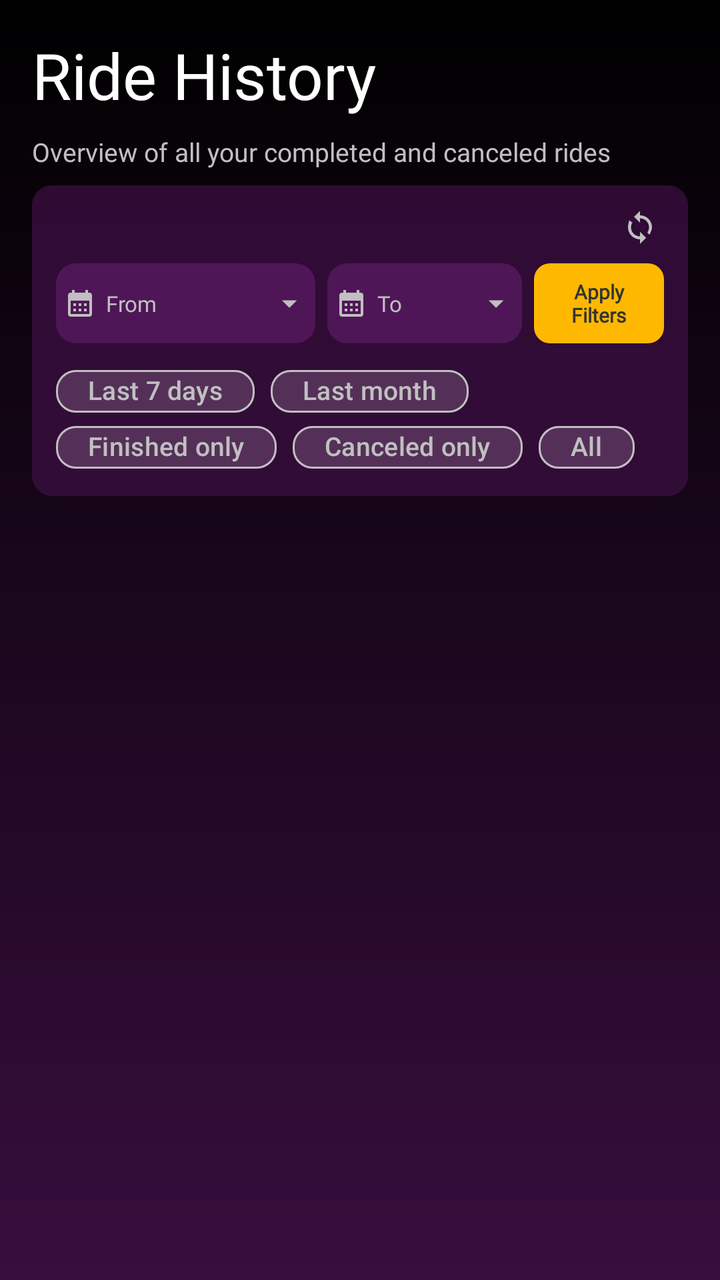
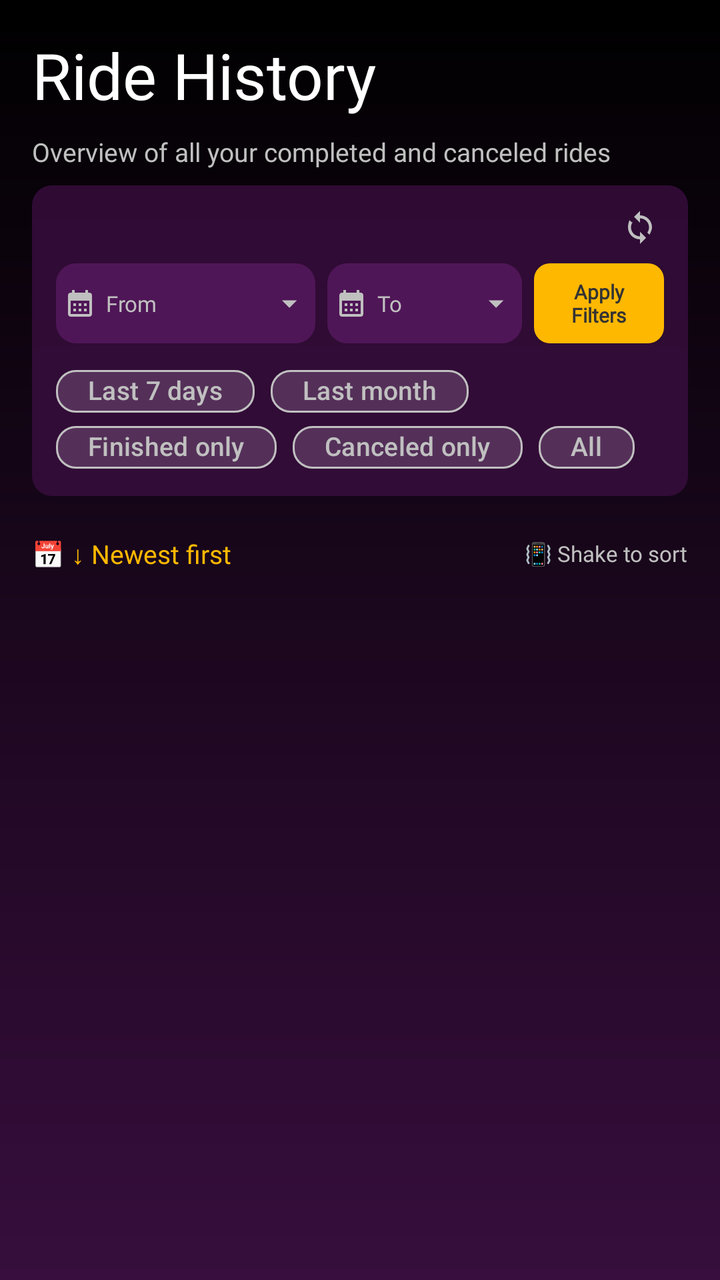

Compare the two renders of this Android layout. The source of the first and the diff that turns it into the second are given below.
<!-- AndroidManifest.xml: application theme Theme.UberProject -->
<!-- res/layout/fragment_user_ride_history.xml -->
<?xml version="1.0" encoding="utf-8"?>
<androidx.coordinatorlayout.widget.CoordinatorLayout
    xmlns:android="http://schemas.android.com/apk/res/android"
    xmlns:app="http://schemas.android.com/apk/res-auto"
    android:layout_width="match_parent"
    android:layout_height="match_parent"
    android:background="@drawable/background_gradient">

    
    <LinearLayout
        android:layout_width="match_parent"
        android:layout_height="match_parent"
        android:orientation="vertical"
        android:padding="16dp"
        app:layout_behavior="@string/appbar_scrolling_view_behavior">

        
        <TextView
            android:id="@+id/ride_history_heading"
            android:layout_width="match_parent"
            android:layout_height="wrap_content"
            android:fontFamily="@font/montserrat_semibold_font"
            android:text="@string/ride_history_heading"
            android:textColor="@color/text_white"
            android:textSize="32sp" />

        <TextView
            android:id="@+id/ride_history_text_overview"
            android:layout_width="match_parent"
            android:layout_height="wrap_content"
            android:layout_marginTop="8dp"
            android:layout_marginBottom="8dp"
            android:fontFamily="@font/montserrat_regular_font"
            android:text="@string/ride_history_text_overview"
            android:textColor="@color/text_gray"
            android:textSize="13sp" />

        
        <LinearLayout
            android:layout_width="match_parent"
            android:layout_height="wrap_content"
            android:layout_marginBottom="12dp"
            android:background="@drawable/bg_purple_dark_tint"
            android:orientation="vertical"
            android:padding="12dp">

            <ImageView
                android:id="@+id/btnResetIcon"
                android:layout_width="24dp"
                android:layout_height="24dp"
                android:layout_gravity="end|top"
                android:src="@drawable/ic_clear"
                android:paddingBottom="6dp"
                android:layout_marginBottom="3dp"
                android:contentDescription="Reset filters"
                app:tint="@color/text_gray"
                android:clickable="true"
                android:focusable="true"/>

            
            <LinearLayout
                android:layout_width="match_parent"
                android:layout_height="wrap_content"
                android:orientation="horizontal"
                android:weightSum="9">

                
                <LinearLayout
                    android:id="@+id/fromLayout"
                    android:layout_width="0dp"
                    android:layout_height="40dp"
                    android:layout_marginEnd="6dp"
                    android:layout_weight="4"
                    android:background="@drawable/bg_purple_tint"
                    android:clipToPadding="false"
                    android:gravity="center_vertical"
                    android:orientation="horizontal"
                    android:padding="4dp">

                    <ImageView
                        android:layout_width="16dp"
                        android:layout_height="16dp"
                        android:layout_marginEnd="3dp"
                        android:src="@drawable/ic_calendar"
                        android:contentDescription="From date"
                        app:tint="@color/text_gray" />

                    <AutoCompleteTextView
                        android:id="@+id/etFromDate"
                        android:layout_width="0dp"
                        android:layout_height="wrap_content"
                        android:layout_weight="1"
                        android:paddingStart="2dp"
                        android:background="?attr/selectableItemBackground"
                        android:drawableEnd="@drawable/ic_dropdown_arrow"
                        android:drawableTint="@color/text_gray"
                        android:focusable="false"
                        android:clickable="true"
                        android:inputType="textMultiLine"
                        android:maxLines="2"
                        android:fontFamily="@font/montserrat_regular_font"
                        android:hint="From"
                        android:textColor="@color/text_white"
                        android:textColorHint="@color/text_gray"
                        android:textSize="11sp" />
                </LinearLayout>

                
                <LinearLayout
                    android:id="@+id/toLayout"
                    android:layout_width="0dp"
                    android:layout_height="40dp"
                    android:layout_marginEnd="6dp"
                    android:layout_weight="3"
                    android:background="@drawable/bg_purple_tint"
                    android:clipToPadding="false"
                    android:gravity="center_vertical"
                    android:orientation="horizontal"
                    android:padding="4dp">

                    <ImageView
                        android:layout_width="16dp"
                        android:layout_height="16dp"
                        android:layout_marginEnd="3dp"
                        android:src="@drawable/ic_calendar"
                        android:contentDescription="To date"
                        app:tint="@color/text_gray" />

                    <AutoCompleteTextView
                        android:id="@+id/etToDate"
                        android:layout_width="0dp"
                        android:layout_height="wrap_content"
                        android:layout_weight="1"
                        android:paddingStart="2dp"
                        android:background="?attr/selectableItemBackground"
                        android:drawableEnd="@drawable/ic_dropdown_arrow"
                        android:drawableTint="@color/text_gray"
                        android:focusable="false"
                        android:clickable="true"
                        android:inputType="textMultiLine"
                        android:maxLines="2"
                        android:fontFamily="@font/montserrat_regular_font"
                        android:hint="To"
                        android:textColor="@color/text_white"
                        android:textColorHint="@color/text_gray"
                        android:textSize="11sp" />
                </LinearLayout>

                
                <androidx.appcompat.widget.AppCompatButton
                    android:id="@+id/btnApplyFilters"
                    android:layout_width="0dp"
                    android:layout_height="40dp"
                    android:layout_weight="2"
                    android:background="@drawable/confirm_button_background"
                    android:fontFamily="@font/montserrat_semibold_font"
                    android:padding="4dp"
                    android:text="Apply\nFilters"
                    android:textAllCaps="false"
                    android:textColor="@color/text_dark"
                    android:textSize="10sp"
                    android:textStyle="bold"
                    android:layout_gravity="center_vertical"/>
            </LinearLayout>

            
            <com.google.android.material.chip.ChipGroup
                android:id="@+id/chipGroup"
                android:layout_width="match_parent"
                android:layout_height="wrap_content"
                android:layout_marginBottom="-12dp"
                app:chipSpacingVertical="-20dp"
                app:singleSelection="true">

                <com.google.android.material.chip.Chip
                    android:id="@+id/chipLast7Days"
                    android:layout_width="wrap_content"
                    android:layout_height="wrap_content"
                    android:fontFamily="@font/montserrat_semibold_font"
                    android:text="Last 7 days"
                    android:textColor="@color/chip_text_selector"
                    app:chipBackgroundColor="@color/chip_background_selector"
                    android:textSize="13sp"
                    app:chipCornerRadius="10sp"
                    app:chipMinHeight="21dp"
                    app:chipStrokeColor="@color/chip_stroke_selector" />

                <com.google.android.material.chip.Chip
                    android:id="@+id/chipLastMonth"
                    android:layout_width="wrap_content"
                    android:layout_height="wrap_content"
                    android:fontFamily="@font/montserrat_light_font"
                    android:text="Last month"
                    android:textColor="@color/chip_text_selector"
                    app:chipBackgroundColor="@color/chip_background_selector"
                    android:textSize="13sp"
                    app:chipCornerRadius="10sp"
                    app:chipMinHeight="21dp"
                    app:chipStrokeColor="@color/chip_stroke_selector"/>

                <com.google.android.material.chip.Chip
                    android:id="@+id/chipCompletedOnly"
                    android:layout_width="wrap_content"
                    android:layout_height="wrap_content"
                    android:fontFamily="@font/montserrat_light_font"
                    android:text="Finished only"
                    android:textColor="@color/chip_text_selector"
                    app:chipBackgroundColor="@color/chip_background_selector"
                    android:textSize="13sp"
                    app:chipCornerRadius="10sp"
                    app:chipMinHeight="21dp"
                    app:chipStrokeColor="@color/chip_stroke_selector"/>

                <com.google.android.material.chip.Chip
                    android:id="@+id/chipCanceledOnly"
                    android:layout_width="wrap_content"
                    android:layout_height="wrap_content"
                    android:fontFamily="@font/montserrat_light_font"
                    android:text="Canceled only"
                    android:textColor="@color/chip_text_selector"
                    app:chipBackgroundColor="@color/chip_background_selector"
                    android:textSize="13sp"
                    app:chipCornerRadius="10sp"
                    app:chipMinHeight="21dp"
                    app:chipStrokeColor="@color/chip_stroke_selector"/>

                <com.google.android.material.chip.Chip
                    android:id="@+id/chipAll"
                    android:layout_width="wrap_content"
                    android:layout_height="wrap_content"
                    android:fontFamily="@font/montserrat_light_font"
                    android:text="All"
                    android:textColor="@color/chip_text_selector"
                    app:chipBackgroundColor="@color/chip_background_selector"
                    android:textSize="13sp"
                    app:chipCornerRadius="10sp"
                    app:chipMinHeight="21dp"
                    app:chipStrokeColor="@color/chip_stroke_selector"/>

            </com.google.android.material.chip.ChipGroup>

        </LinearLayout>

        
        <androidx.recyclerview.widget.RecyclerView
            android:id="@+id/ridesRecyclerView"
            android:layout_width="match_parent"
            android:layout_height="0dp"
            android:layout_weight="1"
            android:paddingTop="16dp" />
    </LinearLayout>

</androidx.coordinatorlayout.widget.CoordinatorLayout>
<!-- resources referenced by this layout -->
<resources>
  <color name="text_dark">#333333</color>
  <color name="text_gray">#C0C0C0</color>
  <color name="text_white">#FFFFFF</color>
  <!-- drawable background_gradient (drawable) -->
  <?xml version="1.0" encoding="utf-8"?>
  <shape xmlns:android="http://schemas.android.com/apk/res/android">
      <gradient
          android:type="linear"
          android:angle="90"
          android:startColor="@color/purple_main"
          android:endColor="@color/black" />
  </shape>
  <!-- drawable bg_purple_dark_tint (drawable) -->
  <?xml version="1.0" encoding="utf-8"?>
  <shape xmlns:android="http://schemas.android.com/apk/res/android"
      android:shape="rectangle">
  
      <solid android:color="@color/purple_dark_tint"/>
  
      <corners android:topLeftRadius="10dp"
          android:topRightRadius="10dp"
          android:bottomLeftRadius="10dp"
          android:bottomRightRadius="10dp"/>
  </shape>
  <!-- drawable bg_purple_tint (drawable) -->
  <?xml version="1.0" encoding="utf-8"?>
  <shape xmlns:android="http://schemas.android.com/apk/res/android"
      android:shape="rectangle">
  
      <solid android:color="@color/purple_tint"/>
  
      <corners android:topLeftRadius="10dp"
          android:topRightRadius="10dp"
          android:bottomLeftRadius="10dp"
          android:bottomRightRadius="10dp"/>
  </shape>
  <!-- drawable confirm_button_background (drawable) -->
  <?xml version="1.0" encoding="utf-8"?>
  <selector xmlns:android="http://schemas.android.com/apk/res/android">
      <item>
          <shape android:shape="rectangle">
              <solid android:color="@color/yellow" />
              <corners android:radius="8dp" />
          </shape>
      </item>
  </selector>
  <!-- drawable ic_calendar (drawable) -->
  <vector xmlns:android="http://schemas.android.com/apk/res/android" android:height="24dp" android:tint="#000000" android:viewportHeight="24" android:viewportWidth="24" android:width="24dp">
        
      <path android:fillColor="@android:color/white" android:pathData="M19,4h-1V2h-2v2H8V2H6v2H5C3.89,4 3.01,4.9 3.01,6L3,20c0,1.1 0.89,2 2,2h14c1.1,0 2,-0.9 2,-2V6C21,4.9 20.1,4 19,4zM19,20H5V10h14V20zM9,14H7v-2h2V14zM13,14h-2v-2h2V14zM17,14h-2v-2h2V14zM9,18H7v-2h2V18zM13,18h-2v-2h2V18zM17,18h-2v-2h2V18z"/>
      
  </vector>
  <!-- drawable ic_clear (drawable) -->
  <?xml version="1.0" encoding="utf-8"?>
  <vector xmlns:android="http://schemas.android.com/apk/res/android"
      android:width="24dp"
      android:height="24dp"
      android:viewportWidth="24"
      android:viewportHeight="24">
      <path
          android:fillColor="#FFFFFFFF"
          android:pathData="M12,4V1L8,5l4,4V6c3.31,0 6,2.69 6,6 0,1.31-0.42,2.52-1.13,3.5l1.46,1.46C19.0,15.37 20,13.77 20,12c0-4.41-3.59-8-8-8zM6.5,8.63L5.04,7.17C4.37,8.63 4,10.26 4,12c0,4.41 3.59,8 8,8v3l4-4-4-4v3c-3.31,0-6-2.69-6-6 0-1.31 0.42-2.52 1.13-3.5z"/>
  </vector>
  <!-- drawable ic_dropdown_arrow (drawable) -->
  <?xml version="1.0" encoding="utf-8"?>
  <vector xmlns:android="http://schemas.android.com/apk/res/android"
      android:width="18dp"
      android:height="18dp"
      android:viewportWidth="24"
      android:viewportHeight="24">
  
      <path
          android:fillColor="#FF000000"
          android:pathData="M7,10l5,5 5,-5z"/>
  </vector>
  <string name="ride_history_heading">Ride History</string>
  <string name="ride_history_text_overview">Overview of all your completed and canceled rides</string>
  <style name="Theme.UberProject" parent="Base.Theme.UberProject" />
  <color name="purple_main">#370E3D</color>
  <color name="black">#FF000000</color>
  <color name="purple_dark_tint">#D9370E3D</color>
  <color name="purple_tint">#D955185D</color>
  <color name="yellow">#FFB800</color>
  <style name="Base.Theme.UberProject" parent="Theme.Material3.DayNight.NoActionBar">
          
          
      </style>
</resources>

<!-- the commit's change to res/layout/fragment_user_ride_history.xml (unified diff, before → after) -->
@@ -242,12 +242,42 @@
         </LinearLayout>
 
         
+        <LinearLayout
+            android:layout_width="match_parent"
+            android:layout_height="wrap_content"
+            android:orientation="horizontal"
+            android:gravity="center_vertical"
+            android:layout_marginTop="8dp"
+            android:layout_marginBottom="4dp">
+
+            <TextView
+                android:id="@+id/tvSortIndicator"
+                android:layout_width="0dp"
+                android:layout_height="wrap_content"
+                android:layout_weight="1"
+                android:text="📅 ↓ Newest first"
+                android:textColor="@color/yellow"
+                android:textSize="13sp"
+                android:fontFamily="@font/montserrat_semibold_font"
+                android:visibility="visible"/>
+
+            <TextView
+                android:layout_width="wrap_content"
+                android:layout_height="wrap_content"
+                android:text="📳 Shake to sort"
+                android:textColor="@color/text_gray"
+                android:textSize="11sp"
+                android:fontFamily="@font/montserrat_light_font"/>
+
+        </LinearLayout>
+
+        
         <androidx.recyclerview.widget.RecyclerView
             android:id="@+id/ridesRecyclerView"
             android:layout_width="match_parent"
             android:layout_height="0dp"
             android:layout_weight="1"
-            android:paddingTop="16dp" />
+            android:paddingTop="8dp" />
     </LinearLayout>
 
 </androidx.coordinatorlayout.widget.CoordinatorLayout>
